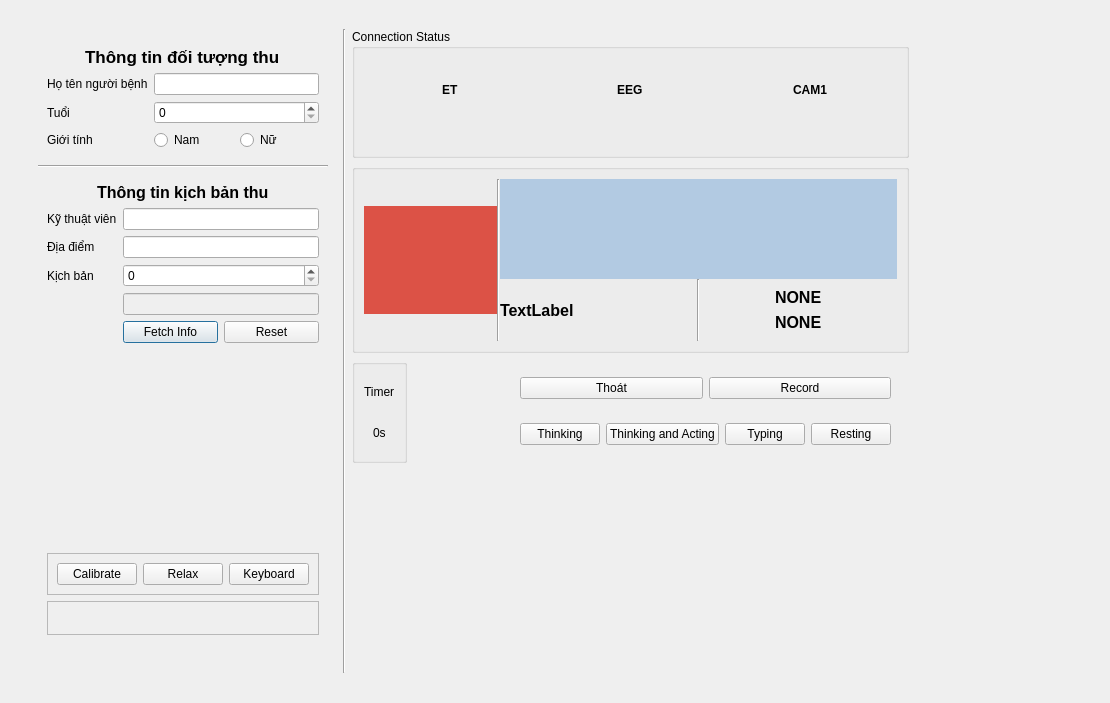
Old version of the form UiFiles/createSample.ui in the repository dangkh/UIDataCollection.
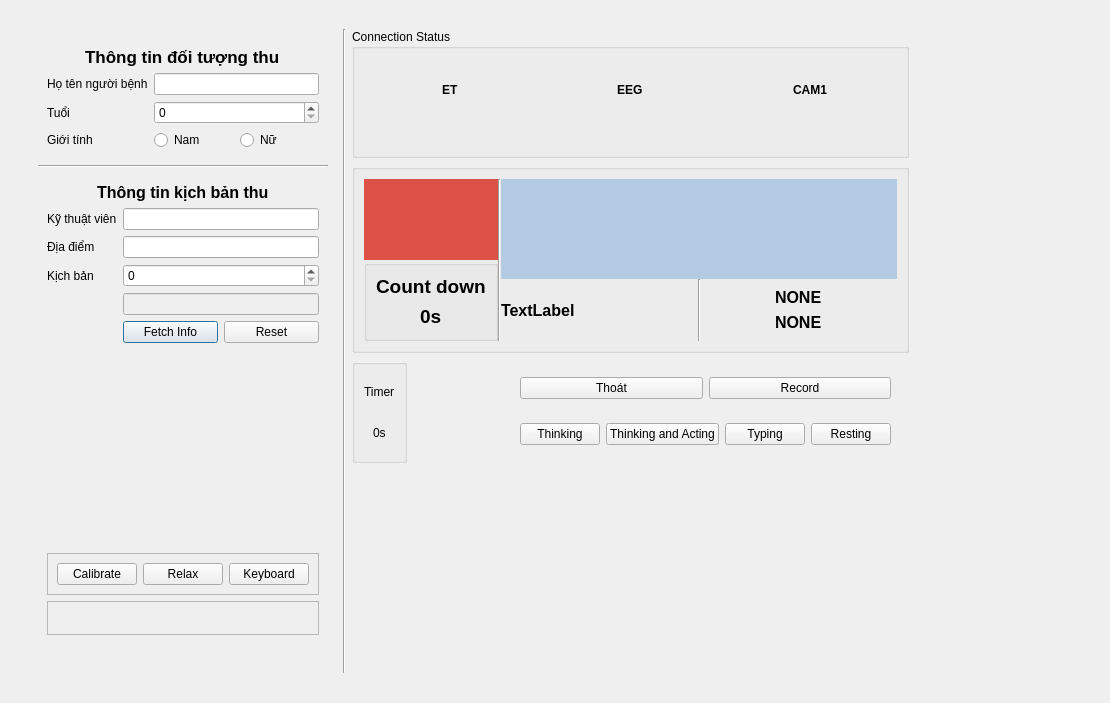
New version of the form. Icons and pictures are not drawn.

What changed in the file:
```diff
--- a/UiFiles/createSample.ui
+++ b/UiFiles/createSample.ui
@@ -533,6 +533,46 @@
                   </property>
                  </widget>
                 </item>
+                <item>
+                 <widget class="QGroupBox" name="groupBox_2">
+                  <property name="maximumSize">
+                   <size>
+                    <width>150</width>
+                    <height>16777215</height>
+                   </size>
+                  </property>
+                  <layout class="QVBoxLayout" name="verticalLayout_7">
+                   <item alignment="Qt::AlignHCenter|Qt::AlignVCenter">
+                    <widget class="QLabel" name="label_3">
+                     <property name="font">
+                      <font>
+                       <pointsize>14</pointsize>
+                       <weight>75</weight>
+                       <bold>true</bold>
+                      </font>
+                     </property>
+                     <property name="text">
+                      <string>Count down</string>
+                     </property>
+                    </widget>
+                   </item>
+                   <item alignment="Qt::AlignHCenter|Qt::AlignVCenter">
+                    <widget class="QLabel" name="countDown">
+                     <property name="font">
+                      <font>
+                       <pointsize>14</pointsize>
+                       <weight>75</weight>
+                       <bold>true</bold>
+                      </font>
+                     </property>
+                     <property name="text">
+                      <string>0s</string>
+                     </property>
+                    </widget>
+                   </item>
+                  </layout>
+                 </widget>
+                </item>
                </layout>
               </item>
               <item>
```
